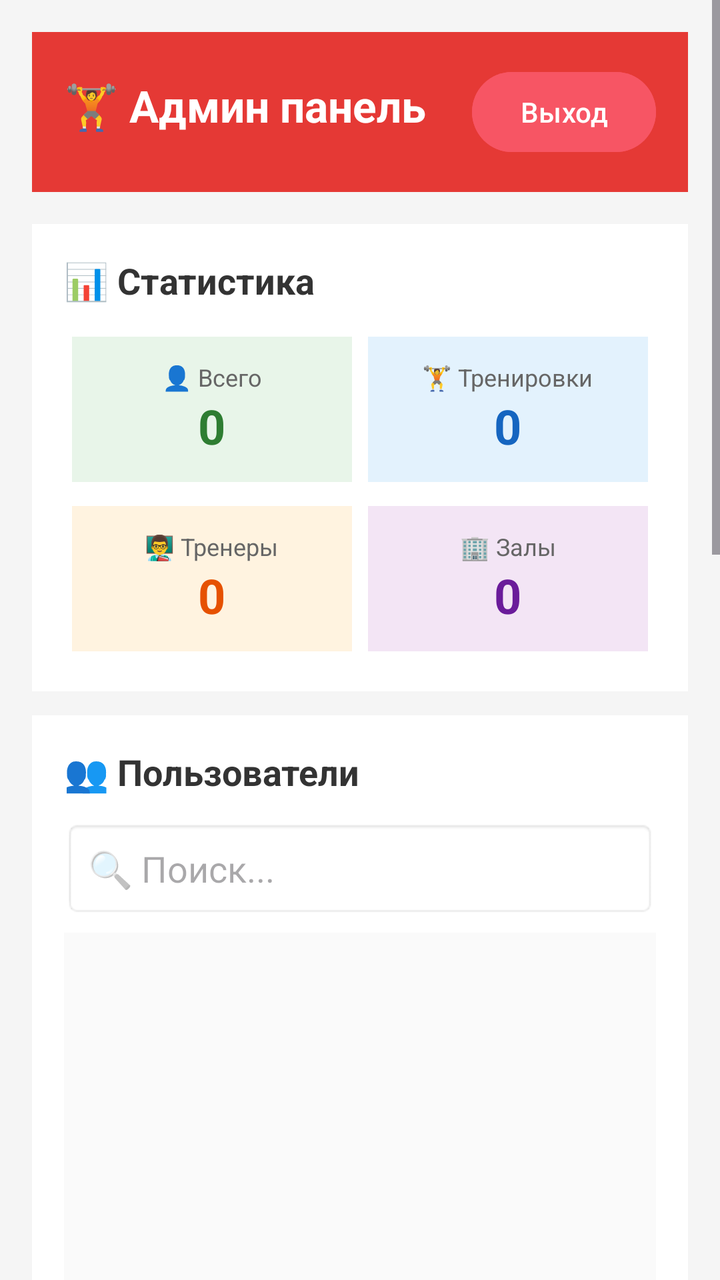
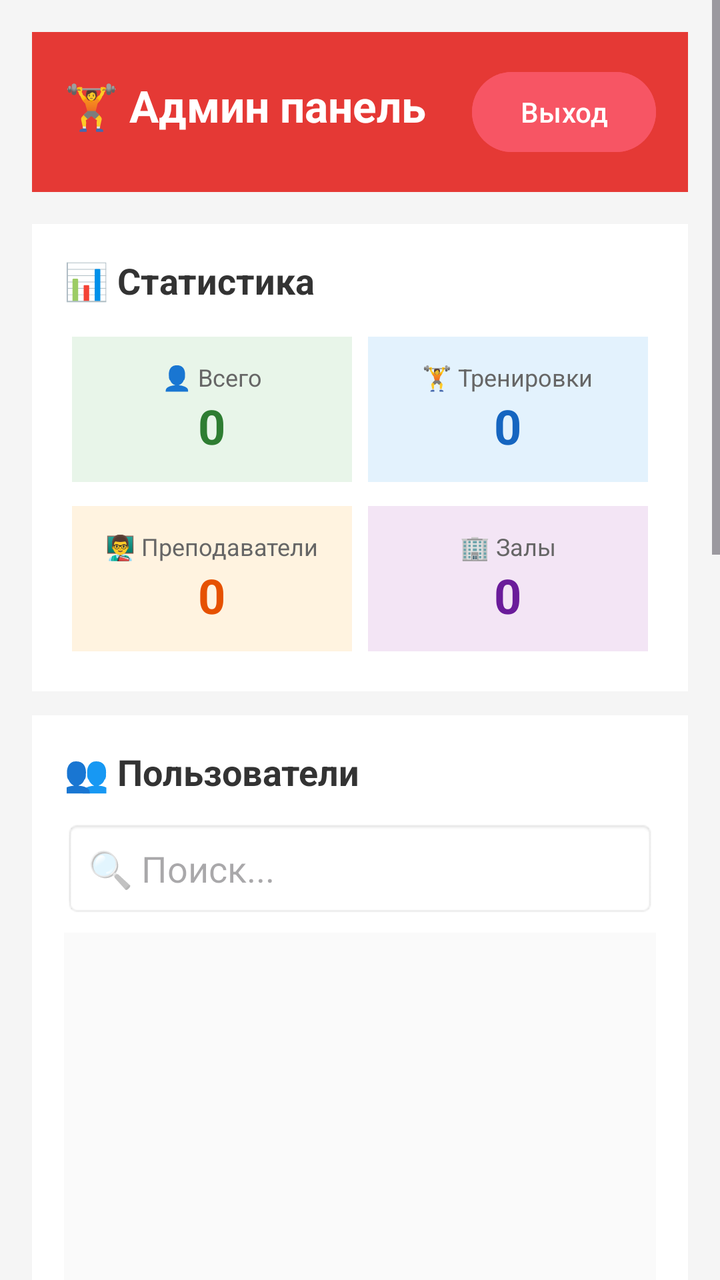

Before-and-after screenshots of an Android layout around one commit, followed by the original layout XML and the change that was made.
<!-- AndroidManifest.xml: application theme Theme.FitnessApp -->
<!-- res/layout/activity_admin_panel.xml -->
<?xml version="1.0" encoding="utf-8"?>
<ScrollView
    xmlns:android="http://schemas.android.com/apk/res/android"
    android:layout_width="match_parent"
    android:layout_height="match_parent"
    android:background="#F5F5F5">

    <LinearLayout
        android:layout_width="match_parent"
        android:layout_height="wrap_content"
        android:orientation="vertical"
        android:padding="16dp">

        
        <LinearLayout
            android:layout_width="match_parent"
            android:layout_height="wrap_content"
            android:orientation="horizontal"
            android:background="#E53935"
            android:padding="16dp"
            android:layout_marginBottom="16dp">

            <TextView
                android:layout_width="0dp"
                android:layout_height="wrap_content"
                android:layout_weight="1"
                android:text="🏋️ Админ панель"
                android:textSize="22sp"
                android:textStyle="bold"
                android:textColor="@android:color/white" />

            <Button
                android:id="@+id/btnLogout"
                android:layout_width="wrap_content"
                android:layout_height="wrap_content"
                android:text="Выход"
                android:backgroundTint="@color/red"
                android:textColor="@android:color/white" />
        </LinearLayout>

        
        <LinearLayout
            android:layout_width="match_parent"
            android:layout_height="wrap_content"
            android:orientation="vertical"
            android:background="@android:color/white"
            android:padding="16dp"
            android:layout_marginBottom="12dp">

            <TextView
                android:layout_width="match_parent"
                android:layout_height="wrap_content"
                android:text="📊 Статистика"
                android:textSize="18sp"
                android:textStyle="bold"
                android:textColor="#333"
                android:layout_marginBottom="12dp" />

            <LinearLayout
                android:layout_width="match_parent"
                android:layout_height="wrap_content"
                android:orientation="horizontal"
                android:weightSum="2">

                <LinearLayout
                    android:layout_width="0dp"
                    android:layout_height="wrap_content"
                    android:layout_weight="1"
                    android:orientation="vertical"
                    android:gravity="center"
                    android:padding="12dp"
                    android:background="#E8F5E9"
                    android:layout_margin="4dp">

                    <TextView
                        android:layout_width="wrap_content"
                        android:layout_height="wrap_content"
                        android:text="👤 Всего"
                        android:textSize="12sp"
                        android:textColor="#666" />
                    <TextView
                        android:id="@+id/tvTotalUsers"
                        android:layout_width="wrap_content"
                        android:layout_height="wrap_content"
                        android:text="0"
                        android:textSize="24sp"
                        android:textStyle="bold"
                        android:textColor="#2E7D32" />
                </LinearLayout>

                <LinearLayout
                    android:layout_width="0dp"
                    android:layout_height="wrap_content"
                    android:layout_weight="1"
                    android:orientation="vertical"
                    android:gravity="center"
                    android:padding="12dp"
                    android:background="#E3F2FD"
                    android:layout_margin="4dp">

                    <TextView
                        android:layout_width="wrap_content"
                        android:layout_height="wrap_content"
                        android:text="🏋️ Тренировки"
                        android:textSize="12sp"
                        android:textColor="#666" />
                    <TextView
                        android:id="@+id/tvTotalWorkouts"
                        android:layout_width="wrap_content"
                        android:layout_height="wrap_content"
                        android:text="0"
                        android:textSize="24sp"
                        android:textStyle="bold"
                        android:textColor="#1565C0" />
                </LinearLayout>
            </LinearLayout>

            <LinearLayout
                android:layout_width="match_parent"
                android:layout_height="wrap_content"
                android:orientation="horizontal"
                android:weightSum="2"
                android:layout_marginTop="4dp">

                <LinearLayout
                    android:layout_width="0dp"
                    android:layout_height="wrap_content"
                    android:layout_weight="1"
                    android:orientation="vertical"
                    android:gravity="center"
                    android:padding="12dp"
                    android:background="#FFF3E0"
                    android:layout_margin="4dp">

                    <TextView
                        android:layout_width="wrap_content"
                        android:layout_height="wrap_content"
                        android:text="👨‍🏫 Тренеры"
                        android:textSize="12sp"
                        android:textColor="#666" />
                    <TextView
                        android:id="@+id/tvTotalTrainers"
                        android:layout_width="wrap_content"
                        android:layout_height="wrap_content"
                        android:text="0"
                        android:textSize="24sp"
                        android:textStyle="bold"
                        android:textColor="#E65100" />
                </LinearLayout>

                <LinearLayout
                    android:layout_width="0dp"
                    android:layout_height="wrap_content"
                    android:layout_weight="1"
                    android:orientation="vertical"
                    android:gravity="center"
                    android:padding="12dp"
                    android:background="#F3E5F5"
                    android:layout_margin="4dp">

                    <TextView
                        android:layout_width="wrap_content"
                        android:layout_height="wrap_content"
                        android:text="🏢 Залы"
                        android:textSize="12sp"
                        android:textColor="#666" />
                    <TextView
                        android:id="@+id/tvTotalHalls"
                        android:layout_width="wrap_content"
                        android:layout_height="wrap_content"
                        android:text="0"
                        android:textSize="24sp"
                        android:textStyle="bold"
                        android:textColor="#6A1B9A" />
                </LinearLayout>
            </LinearLayout>
        </LinearLayout>

        
        <LinearLayout
            android:layout_width="match_parent"
            android:layout_height="wrap_content"
            android:orientation="vertical"
            android:background="@android:color/white"
            android:padding="16dp"
            android:layout_marginBottom="12dp">

            <TextView
                android:layout_width="match_parent"
                android:layout_height="wrap_content"
                android:text="👥 Пользователи"
                android:textSize="18sp"
                android:textStyle="bold"
                android:textColor="#333"
                android:layout_marginBottom="12dp" />

            <EditText
                android:id="@+id/etSearch"
                android:layout_width="match_parent"
                android:layout_height="wrap_content"
                android:hint="🔍 Поиск..."
                android:padding="12dp"
                android:background="@android:drawable/editbox_background"
                android:layout_marginBottom="8dp" />

            <ListView
                android:id="@+id/lvUsers"
                android:layout_width="match_parent"
                android:layout_height="250dp"
                android:background="#FAFAFA" />

            <LinearLayout
                android:layout_width="match_parent"
                android:layout_height="wrap_content"
                android:orientation="horizontal"
                android:weightSum="3"
                android:layout_marginTop="8dp">

                <Button
                    android:id="@+id/btnAddUser"
                    android:layout_width="0dp"
                    android:layout_height="wrap_content"
                    android:layout_weight="1"
                    android:text="Добавить"
                    android:textSize="9sp"
                    android:backgroundTint="@color/red"
                    android:textColor="@android:color/white"
                    android:layout_marginEnd="2dp" />

                <Button
                    android:id="@+id/btnEditUser"
                    android:layout_width="0dp"
                    android:layout_height="wrap_content"
                    android:layout_weight="1"
                    android:text="Изменить"
                    android:textSize="9sp"
                    android:backgroundTint="@color/red"
                    android:textColor="@android:color/white"
                    android:layout_marginStart="2dp"
                    android:layout_marginEnd="2dp" />

                <Button
                    android:id="@+id/btnDeleteUser"
                    android:layout_width="0dp"
                    android:layout_height="wrap_content"
                    android:layout_weight="1"
                    android:text="Удалить"
                    android:textSize="9sp"
                    android:backgroundTint="@color/red"
                    android:textColor="@android:color/white"
                    android:layout_marginStart="2dp" />
            </LinearLayout>
        </LinearLayout>

        
        <LinearLayout
            android:layout_width="match_parent"
            android:layout_height="wrap_content"
            android:orientation="vertical"
            android:background="@android:color/white"
            android:padding="16dp"
            android:layout_marginBottom="12dp">

            <TextView
                android:layout_width="match_parent"
                android:layout_height="wrap_content"
                android:text="🏋️ Тренировки"
                android:textSize="18sp"
                android:textStyle="bold"
                android:textColor="#333"
                android:layout_marginBottom="12dp" />

            <Button
                android:id="@+id/btnManageWorkouts"
                android:layout_width="match_parent"
                android:layout_height="wrap_content"
                android:text="Все тренировки"
                android:layout_marginBottom="8dp"
                android:backgroundTint="@color/red"
                android:textColor="@android:color/white" />

            <Button
                android:id="@+id/btnManageSchedule"
                android:layout_width="match_parent"
                android:layout_height="wrap_content"
                android:text="Расписание"
                android:layout_marginBottom="8dp"
                android:backgroundTint="@color/red"
                android:textColor="@android:color/white" />

            <Button
                android:id="@+id/btnManageTrainers"
                android:layout_width="match_parent"
                android:layout_height="wrap_content"
                android:text="Преподаватели"
                android:backgroundTint="@color/red"
                android:textColor="@android:color/white" />
        </LinearLayout>

        
        <LinearLayout
            android:layout_width="match_parent"
            android:layout_height="wrap_content"
            android:orientation="vertical"
            android:background="@android:color/white"
            android:padding="16dp"
            android:layout_marginBottom="12dp">

            <TextView
                android:layout_width="match_parent"
                android:layout_height="wrap_content"
                android:text="🏢 Залы"
                android:textSize="18sp"
                android:textStyle="bold"
                android:textColor="#333"
                android:layout_marginBottom="12dp" />

            <Button
                android:id="@+id/btnManageHalls"
                android:layout_width="match_parent"
                android:layout_height="wrap_content"
                android:text="Управление залами"
                android:backgroundTint="@color/red"
                android:textColor="@android:color/white" />
        </LinearLayout>

        
        <LinearLayout
            android:layout_width="match_parent"
            android:layout_height="wrap_content"
            android:orientation="vertical"
            android:background="@android:color/white"
            android:padding="16dp"
            android:layout_marginBottom="12dp">

            <TextView
                android:layout_width="match_parent"
                android:layout_height="wrap_content"
                android:text="📈 Аналитика"
                android:textSize="18sp"
                android:textStyle="bold"
                android:textColor="#333"
                android:layout_marginBottom="12dp" />

            <Spinner
                android:id="@+id/spinnerReports"
                android:layout_width="match_parent"
                android:layout_height="wrap_content"
                android:layout_marginBottom="8dp" />

            <Button
                android:id="@+id/btnGenerateReport"
                android:layout_width="match_parent"
                android:layout_height="wrap_content"
                android:text="Сформировать отчет"
                android:backgroundTint="@color/red"
                android:textColor="@android:color/white" />
        </LinearLayout>

        
        <LinearLayout
            android:layout_width="match_parent"
            android:layout_height="wrap_content"
            android:orientation="vertical"
            android:background="@android:color/white"
            android:padding="16dp"
            android:layout_marginBottom="16dp">

            <TextView
                android:layout_width="match_parent"
                android:layout_height="wrap_content"
                android:text="⚙️ Настройки"
                android:textSize="18sp"
                android:textStyle="bold"
                android:textColor="#333"
                android:layout_marginBottom="12dp" />

            <Button
                android:id="@+id/btnSystemSettings"
                android:layout_width="match_parent"
                android:layout_height="wrap_content"
                android:text="Расширенные настройки"
                android:backgroundTint="@color/red"
                android:textColor="@android:color/white" />
        </LinearLayout>

    </LinearLayout>
</ScrollView>
<!-- resources referenced by this layout -->
<resources>
  <color name="red">#F75564</color>
  <style name="Theme.FitnessApp" parent="Base.Theme.FitnessApp">
          <item name="android:windowAnimationStyle">@null</item>
          <item name="colorAccent">@color/colorAccent</item>
          <item name="colorControlActivated">@color/colorAccent</item>
      </style>
  <style name="Base.Theme.FitnessApp" parent="Theme.Material3.DayNight.NoActionBar">
          
          
      </style>
  <color name="colorAccent">#FF3A5C</color>
</resources>

<!-- the commit's change to res/layout/activity_admin_panel.xml (unified diff, before → after) -->
@@ -135,7 +135,7 @@
                     <TextView
                         android:layout_width="wrap_content"
                         android:layout_height="wrap_content"
-                        android:text="👨‍🏫 Тренеры"
+                        android:text="👨‍🏫 Преподаватели"
                         android:textSize="12sp"
                         android:textColor="#666" />
                     <TextView
